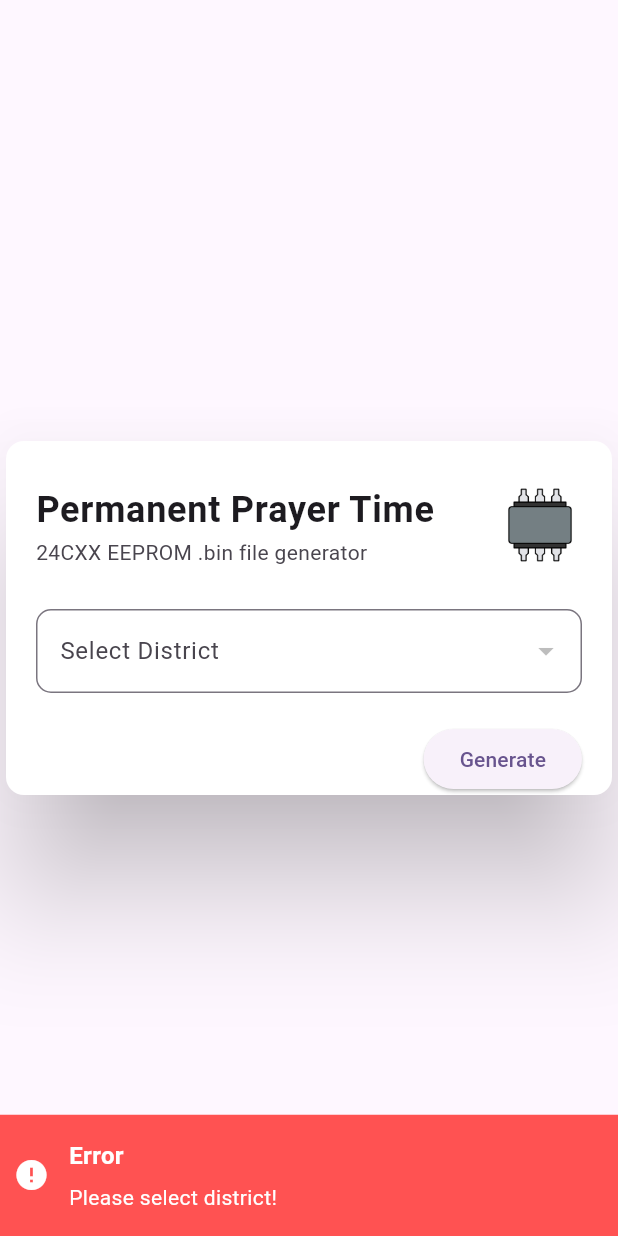
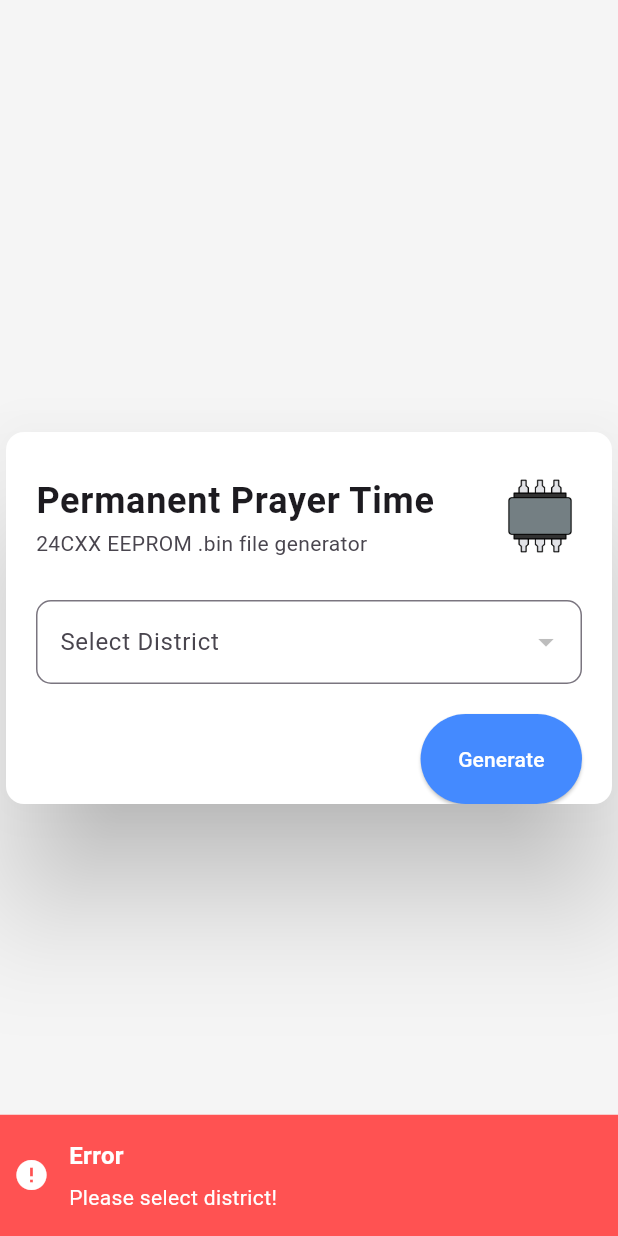
Before and after one commit to An7orAhmed/Permanent-Player-Time-Flutter, a Flutter app: the screen it shows after launch, after a tap on "Generate", on a phone screen of 412 x 824 dp. Run offline on Flutter 3.47's test engine with Material 3 defaults, Android fonts, the phone set to English and light mode, and no system bars; our stand-ins replace get, googleapis_auth; missing offline and left inert: googleapis.

Commit message:
ui colors

```diff
--- a/lib/home_controller.dart
+++ b/lib/home_controller.dart
@@ -15,6 +15,9 @@ class HomeController extends GetxController {
   var districts = <String>[].obs;
   var selectedDistrict = ''.obs;
   var isLoading = false.obs;
+
+  // variables
+  List<int> adjust = [];
 
   @override
   void onInit() {
@@ -36,7 +39,7 @@ class HomeController extends GetxController {
 
   Future<void> getDistricts() async {
     if (spreadsheets == null) return;
-    final data = await spreadsheets!.values.get(_spreadsheetId, "Adjust!A1:A63");
+    final data = await spreadsheets!.values.get(_spreadsheetId, "Adjust!A");
     if (data.values != null) {
       districts.clear();
       for (var row in data.values!) {
@@ -55,6 +58,7 @@ class HomeController extends GetxController {
         message: "Please select district!",
         icon: Icon(Icons.error, color: Colors.white),
         backgroundColor: Colors.redAccent,
+        duration: Duration(seconds: 2),
       ));
       return;
     }
--- a/lib/home_page.dart
+++ b/lib/home_page.dart
@@ -10,9 +10,10 @@ class HomePage extends StatelessWidget {
     final homeCtx = Get.find<HomeController>();
 
     return Scaffold(
+      backgroundColor: Colors.grey.shade100,
       body: Center(
         child: SizedBox(
-          height: 244,
+          height: 256,
           width: 500,
           child: Card(
             color: Colors.white,
@@ -68,6 +69,11 @@ class HomePage extends StatelessWidget {
                           onPressed: () {
                             homeCtx.generatePrayerTimes();
                           },
+                          style: ButtonStyle(
+                            padding: WidgetStatePropertyAll(EdgeInsets.symmetric(vertical: 20, horizontal: 25)),
+                            backgroundColor: WidgetStatePropertyAll(Colors.blueAccent),
+                            foregroundColor: WidgetStatePropertyAll(Colors.white),
+                          ),
                           child: Text("Generate"),
                         ),
                       ),
```
